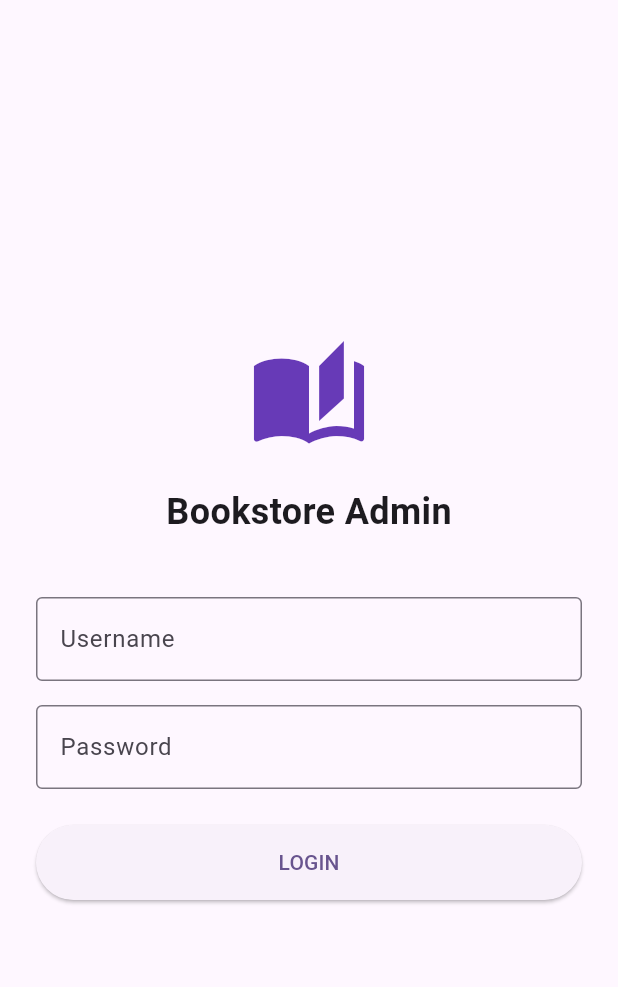
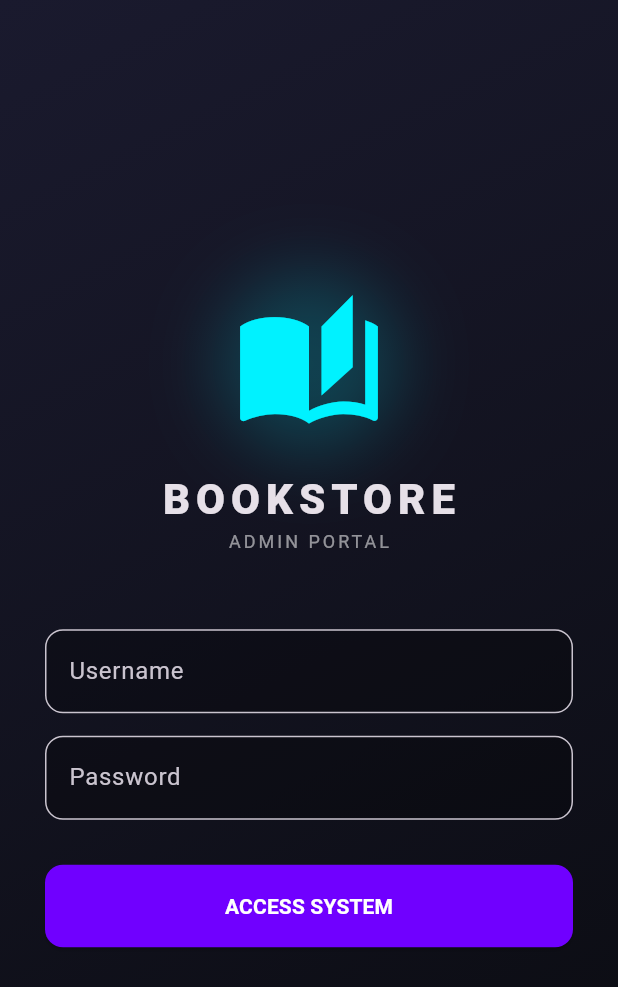
Before and after one commit to DiegoMaEl12/csd230-lab-8-mobile-app-Diego-Martinez, a Flutter app: the screen it shows after launch, on a phone screen of 412 x 824 dp. Shown: the top 987 px of the screen. Run offline on Flutter 3.47's test engine with Material 3 defaults, Android fonts, the phone set to English and light mode, and no system bars; our stand-ins replace dio, flutter_secure_storage.

Commit message:
Changed style

```diff
--- a/bookstore_mobile/lib/main.dart
+++ b/bookstore_mobile/lib/main.dart
@@ -1,3 +1,4 @@
+// lib/main.dart
 import 'package:flutter/material.dart';
 import 'package:provider/provider.dart';
 import 'providers/auth_provider.dart';
@@ -25,7 +26,49 @@ class MyApp extends StatelessWidget {
   Widget build(BuildContext context) {
     return MaterialApp(
       title: 'Bookstore Mobile',
-      theme: ThemeData(useMaterial3: true, colorSchemeSeed: Colors.deepPurple),
+      debugShowCheckedModeBanner: false, // Cleaner look
+      theme: ThemeData(
+        useMaterial3: true,
+        brightness: Brightness.dark, // Dark mode like your React app
+        colorScheme: ColorScheme.fromSeed(
+          seedColor: const Color(0xFF7000ff), // Purple accent
+          brightness: Brightness.dark,
+          primary: const Color(0xFF00f2ff),   // Neon Cyan
+          surface: const Color(0xFF0a0b10),   // Deep Dark Background
+        ),
+        scaffoldBackgroundColor: const Color(0xFF0a0b10),
+
+        // Customizing the "CSS" of Cards
+        cardTheme: CardThemeData(
+          color: const Color(0xFF1a1a2e),
+          elevation: 0,
+          shape: RoundedRectangleBorder(
+            borderRadius: BorderRadius.circular(15),
+            side: const BorderSide(color: Colors.white10, width: 1),
+          ),
+        ),
+
+        // Customizing the "CSS" of Inputs (Forms)
+        inputDecorationTheme: InputDecorationTheme(
+          filled: true,
+          fillColor: Colors.black26,
+          border: OutlineInputBorder(borderRadius: BorderRadius.circular(12)),
+          focusedBorder: OutlineInputBorder(
+            borderRadius: BorderRadius.circular(12),
+            borderSide: const BorderSide(color: Color(0xFF00f2ff), width: 2),
+          ),
+        ),
+
+        // Customizing the "CSS" of Buttons
+        elevatedButtonTheme: ElevatedButtonThemeData(
+          style: ElevatedButton.styleFrom(
+            backgroundColor: const Color(0xFF7000ff),
+            foregroundColor: Colors.white,
+            shape: RoundedRectangleBorder(borderRadius: BorderRadius.circular(12)),
+            padding: const EdgeInsets.symmetric(vertical: 15),
+          ),
+        ),
+      ),
       initialRoute: '/login',
       routes: {
         '/login': (context) => const LoginScreen(),
--- a/bookstore_mobile/lib/screens/login_screen.dart
+++ b/bookstore_mobile/lib/screens/login_screen.dart
@@ -36,37 +36,47 @@ class _LoginScreenState extends State<LoginScreen> {
   @override
   Widget build(BuildContext context) {
     return Scaffold(
-      body: Padding(
-        padding: const EdgeInsets.all(24.0),
+      body: Container(
+        width: double.infinity,
+        decoration: const BoxDecoration(
+          gradient: LinearGradient(
+            begin: Alignment.topLeft,
+            end: Alignment.bottomRight,
+            colors: [Color(0xFF1a1a2e), Color(0xFF0a0b10)],
+          ),
+        ),
+        child: Padding(
+          padding: const EdgeInsets.all(30.0),
           child: Column(
             mainAxisAlignment: MainAxisAlignment.center,
             children: [
-            const Icon(Icons.auto_stories, size: 80, color: Colors.deepPurple),
+              // Icon with a glow effect
+              Container(
+                decoration: BoxDecoration(
+                  shape: BoxShape.circle,
+                  boxShadow: [
+                    BoxShadow(color: const Color(0xFF00f2ff).withOpacity(0.2), blurRadius: 40, spreadRadius: 10)
+                  ],
+                ),
+                child: const Icon(Icons.auto_stories, size: 100, color: Color(0xFF00f2ff)),
+              ),
               const SizedBox(height: 20),
-            const Text("Bookstore Admin", style: TextStyle(fontSize: 24, fontWeight: FontWeight.bold)),
-            const SizedBox(height: 40),
-            TextField(
-              controller: _emailController,
-              decoration: const InputDecoration(labelText: "Username", border: OutlineInputBorder()),
-            ),
-            const SizedBox(height: 16),
-            TextField(
-              controller: _passwordController,
-              obscureText: true,
-              decoration: const InputDecoration(labelText: "Password", border: OutlineInputBorder()),
-            ),
-            const SizedBox(height: 24),
+              const Text("BOOKSTORE", style: TextStyle(fontSize: 28, fontWeight: FontWeight.w900, letterSpacing: 4)),
+              const Text("ADMIN PORTAL", style: TextStyle(fontSize: 12, color: Colors.white54, letterSpacing: 2)),
+              const SizedBox(height: 50),
+              TextField(controller: _emailController, decoration: const InputDecoration(labelText: "Username")),
+              const SizedBox(height: 15),
+              TextField(controller: _passwordController, obscureText: true, decoration: const InputDecoration(labelText: "Password")),
+              const SizedBox(height: 30),
               _isLoading
                   ? const CircularProgressIndicator()
                   : SizedBox(
                 width: double.infinity,
-              height: 50,
-              child: ElevatedButton(
-                onPressed: _login,
-                child: const Text("LOGIN"),
-              ),
+                height: 55,
+                child: ElevatedButton(onPressed: _login, child: const Text("ACCESS SYSTEM", style: TextStyle(fontWeight: FontWeight.bold))),
               ),
             ],
+          ),
         ),
       ),
     );
```
Lines whose indentation alone changed are shown as unchanged.
